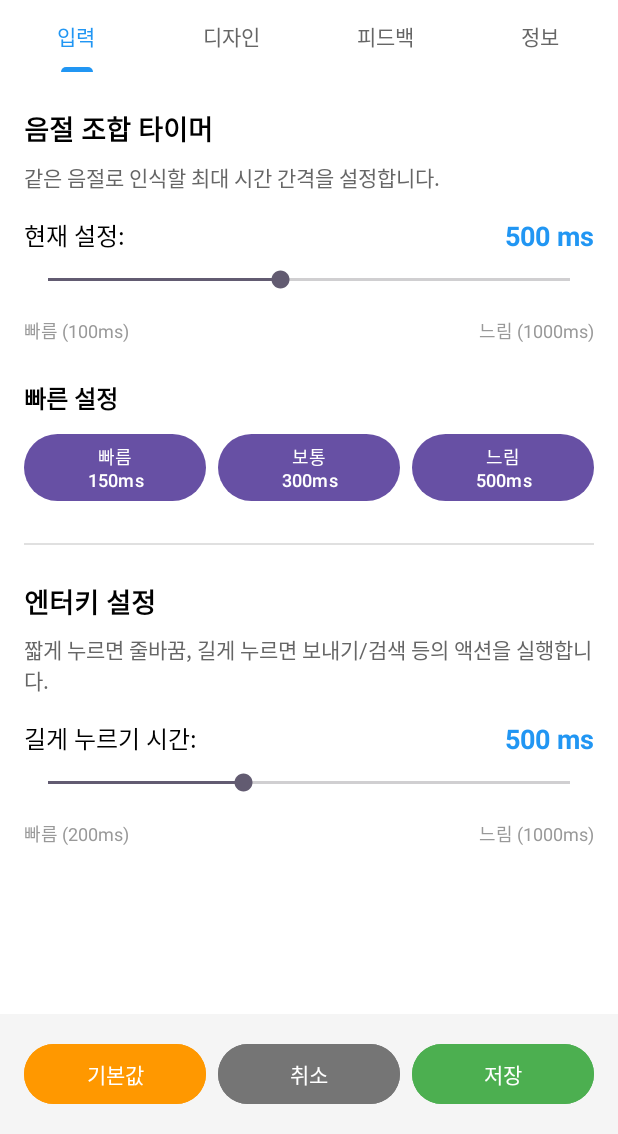
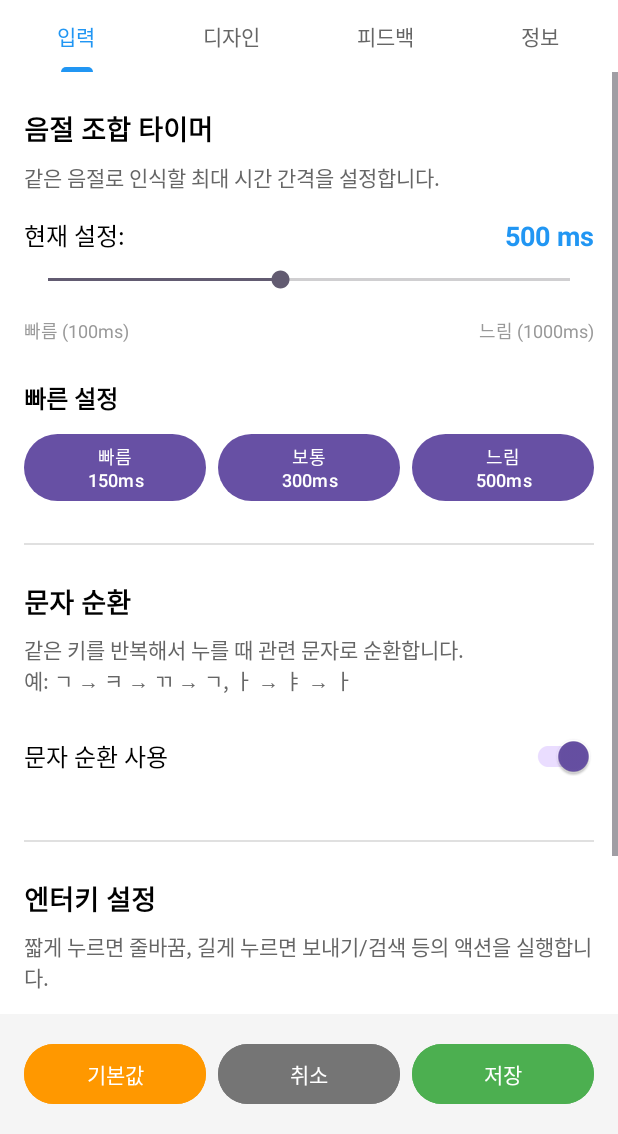
Before and after one commit to kalnal0928/neo_f, an Android app: the InputSettingsFragment screen opened directly, with no data from a screen before it, after a tap on "기본값", on a phone screen of 412 x 824 dp, the part 102-1236 px from its top. Run offline under Robolectric (Android 15) with nearby library versions, the phone set to English and light mode, and no system bars; 3 other taps on this screen came first.

Commit message:
디버그

```diff
--- a/app/src/main/java/com/example/neo_f/HangulEngine.kt
+++ b/app/src/main/java/com/example/neo_f/HangulEngine.kt
@@ -2,7 +2,8 @@ package com.example.neo_f
 
 class HangulEngine(
     private val listener: (Result) -> Unit,
-    var syllableTimeoutMs: Long = 300L  // 음절 조합 타이머 (기본 300ms)
+    var syllableTimeoutMs: Long = 300L,  // 음절 조합 타이머 (기본 300ms)
+    var isCharacterCycleEnabled: Boolean = true  // 문자 순환 기능 활성화 여부
 ) {
 
     // 초성, 중성, 종성 리스트
@@ -123,8 +124,8 @@ class HangulEngine(
         val timeSinceLastKey = currentTime - lastKeyTime
         var committed = ""
 
-        // 같은 키를 타이머 내에 반복해서 누를 때 순환 처리
-        if (lastKey == key && timeSinceLastKey < syllableTimeoutMs) {
+        // 같은 키를 타이머 내에 반복해서 누를 때 순환 처리 (설정이 활성화된 경우에만)
+        if (isCharacterCycleEnabled && lastKey == key && timeSinceLastKey < syllableTimeoutMs) {
             var cycled = false
 
             if (isConsonant) {
--- a/app/src/main/java/com/example/neo_f/InputSettingsFragment.kt
+++ b/app/src/main/java/com/example/neo_f/InputSettingsFragment.kt
@@ -16,6 +16,7 @@ class InputSettingsFragment : Fragment() {
     private lateinit var presetFast: Button
     private lateinit var presetNormal: Button
     private lateinit var presetSlow: Button
+    private lateinit var switchCharacterCycle: androidx.appcompat.widget.SwitchCompat
     private lateinit var enterThresholdSeekBar: SeekBar
     private lateinit var enterThresholdValueText: TextView
 
@@ -35,14 +36,17 @@ class InputSettingsFragment : Fragment() {
         presetFast = view.findViewById(R.id.preset_fast)
         presetNormal = view.findViewById(R.id.preset_normal)
         presetSlow = view.findViewById(R.id.preset_slow)
+        switchCharacterCycle = view.findViewById(R.id.switch_character_cycle)
         enterThresholdSeekBar = view.findViewById(R.id.enter_threshold_seekbar)
         enterThresholdValueText = view.findViewById(R.id.enter_threshold_value)
 
         // 현재 설정 불러오기
         val currentTimeout = SettingsActivity.getSyllableTimeout(requireContext())
+        val currentCharacterCycleEnabled = SettingsActivity.isCharacterCycleEnabled(requireContext())
         val currentEnterThreshold = SettingsActivity.getEnterLongPressThreshold(requireContext())
 
         updateSeekBarFromTimeout(currentTimeout)
+        switchCharacterCycle.isChecked = currentCharacterCycleEnabled
         updateEnterThresholdSeekBar(currentEnterThreshold)
 
         // 음절 타이머 SeekBar 리스너
@@ -78,6 +82,11 @@ class InputSettingsFragment : Fragment() {
             updateSeekBarFromTimeout(timeout)
         }
 
+        // 문자 순환 스위치 리스너
+        switchCharacterCycle.setOnCheckedChangeListener { _, isChecked ->
+            SettingsActivity.setCharacterCycleEnabled(requireContext(), isChecked)
+        }
+
         // 엔터키 SeekBar 리스너
         enterThresholdSeekBar.setOnSeekBarChangeListener(object : SeekBar.OnSeekBarChangeListener {
             override fun onProgressChanged(seekBar: SeekBar?, progress: Int, fromUser: Boolean) {
--- a/app/src/main/java/com/example/neo_f/NeoFKeyboardService.kt
+++ b/app/src/main/java/com/example/neo_f/NeoFKeyboardService.kt
@@ -293,6 +293,10 @@ class NeoFKeyboardService : InputMethodService() {
         touchColor = SettingsActivity.getTouchColor(this)
         enterLongPressThreshold = SettingsActivity.getEnterLongPressThreshold(this)
 
+        // HangulEngine 설정 업데이트
+        hangulEngine?.syllableTimeoutMs = SettingsActivity.getSyllableTimeout(this)
+        hangulEngine?.isCharacterCycleEnabled = SettingsActivity.isCharacterCycleEnabled(this)
+
         Log.d(TAG, "Settings reloaded in onStartInput")
     }
 
@@ -384,9 +388,11 @@ class NeoFKeyboardService : InputMethodService() {
     }
 
     private fun setupHangulEngine() {
-        // 설정에서 타이머 값 읽기
+        // 설정에서 타이머 값과 문자 순환 설정 읽기
         val syllableTimeout = SettingsActivity.getSyllableTimeout(this)
+        val isCharacterCycleEnabled = SettingsActivity.isCharacterCycleEnabled(this)
         Log.d(TAG, "Syllable timeout set to: $syllableTimeout ms")
+        Log.d(TAG, "Character cycle enabled: $isCharacterCycleEnabled")
 
         hangulEngine = HangulEngine({ result ->
             val ic = currentInputConnection ?: return@HangulEngine
@@ -409,7 +415,7 @@ class NeoFKeyboardService : InputMethodService() {
             } else {
                 composingText = ""
             }
-        }, syllableTimeout)
+        }, syllableTimeout, isCharacterCycleEnabled)
     }
 
     private fun setupKoreanKeyboardListeners(view: View) {
--- a/app/src/main/java/com/example/neo_f/SettingsActivity.kt
+++ b/app/src/main/java/com/example/neo_f/SettingsActivity.kt
@@ -28,6 +28,7 @@ class SettingsActivity : AppCompatActivity() {
     companion object {
         private const val PREFS_NAME = "NeoFKeyboardPrefs"
         private const val KEY_SYLLABLE_TIMEOUT = "syllable_timeout_ms"
+        private const val KEY_CHARACTER_CYCLE_ENABLED = "character_cycle_enabled"
         private const val KEY_SOUND_ENABLED = "sound_enabled"
         private const val KEY_TEXT_SIZE = "text_size_sp"
         private const val KEY_VIBRATION_ENABLED = "vibration_enabled"
@@ -44,6 +45,7 @@ class SettingsActivity : AppCompatActivity() {
         private const val KEY_FUNCTIONAL_KEY_COLOR = "functional_key_color"
 
         private const val DEFAULT_TIMEOUT = 300L
+        private const val DEFAULT_CHARACTER_CYCLE_ENABLED = true
         private const val DEFAULT_SOUND_ENABLED = true
         private const val DEFAULT_TEXT_SIZE = 18f
         private const val DEFAULT_VIBRATION_ENABLED = true
@@ -67,6 +69,16 @@ class SettingsActivity : AppCompatActivity() {
         fun setSyllableTimeout(context: Context, timeoutMs: Long) {
             val prefs = context.getSharedPreferences(PREFS_NAME, Context.MODE_PRIVATE)
             prefs.edit().putLong(KEY_SYLLABLE_TIMEOUT, timeoutMs).apply()
+        }
+
+        fun isCharacterCycleEnabled(context: Context): Boolean {
+            val prefs = context.getSharedPreferences(PREFS_NAME, Context.MODE_PRIVATE)
+            return prefs.getBoolean(KEY_CHARACTER_CYCLE_ENABLED, DEFAULT_CHARACTER_CYCLE_ENABLED)
+        }
+
+        fun setCharacterCycleEnabled(context: Context, enabled: Boolean) {
+            val prefs = context.getSharedPreferences(PREFS_NAME, Context.MODE_PRIVATE)
+            prefs.edit().putBoolean(KEY_CHARACTER_CYCLE_ENABLED, enabled).apply()
         }
 
         fun isSoundEnabled(context: Context): Boolean {
@@ -269,6 +281,7 @@ class SettingsActivity : AppCompatActivity() {
 
     private fun resetToDefaults() {
         setSyllableTimeout(this, DEFAULT_TIMEOUT)
+        setCharacterCycleEnabled(this, DEFAULT_CHARACTER_CYCLE_ENABLED)
         setSoundEnabled(this, DEFAULT_SOUND_ENABLED)
         setTextSize(this, DEFAULT_TEXT_SIZE)
         setVibrationEnabled(this, DEFAULT_VIBRATION_ENABLED)
--- a/app/src/main/res/layout/settings_tab_input.xml
+++ b/app/src/main/res/layout/settings_tab_input.xml
@@ -137,6 +137,54 @@
             android:layout_marginTop="8dp"
             android:layout_marginBottom="16dp"/>
 
+        <!-- 문자 순환 설정 -->
+        <TextView
+            android:layout_width="match_parent"
+            android:layout_height="wrap_content"
+            android:text="문자 순환"
+            android:textSize="18sp"
+            android:textStyle="bold"
+            android:textColor="#000000"
+            android:paddingTop="8dp"
+            android:paddingBottom="8dp"/>
+
+        <TextView
+            android:layout_width="match_parent"
+            android:layout_height="wrap_content"
+            android:text="같은 키를 반복해서 누를 때 관련 문자로 순환합니다.\n예: ㄱ → ㅋ → ㄲ → ㄱ, ㅏ → ㅑ → ㅏ"
+            android:textSize="14sp"
+            android:textColor="#666666"
+            android:paddingBottom="16dp"/>
+
+        <LinearLayout
+            android:layout_width="match_parent"
+            android:layout_height="wrap_content"
+            android:orientation="horizontal"
+            android:gravity="center_vertical"
+            android:paddingBottom="24dp">
+
+            <TextView
+                android:layout_width="0dp"
+                android:layout_height="wrap_content"
+                android:layout_weight="1"
+                android:text="문자 순환 사용"
+                android:textSize="16sp"
+                android:textColor="#000000"/>
+
+            <androidx.appcompat.widget.SwitchCompat
+                android:id="@+id/switch_character_cycle"
+                android:layout_width="wrap_content"
+                android:layout_height="wrap_content"/>
+        </LinearLayout>
+
+        <!-- 구분선 -->
+        <View
+            android:layout_width="match_parent"
+            android:layout_height="1dp"
+            android:background="#E0E0E0"
+            android:layout_marginTop="8dp"
+            android:layout_marginBottom="16dp"/>
+
         <!-- 엔터키 설정 -->
         <TextView
             android:layout_width="match_parent"
```
